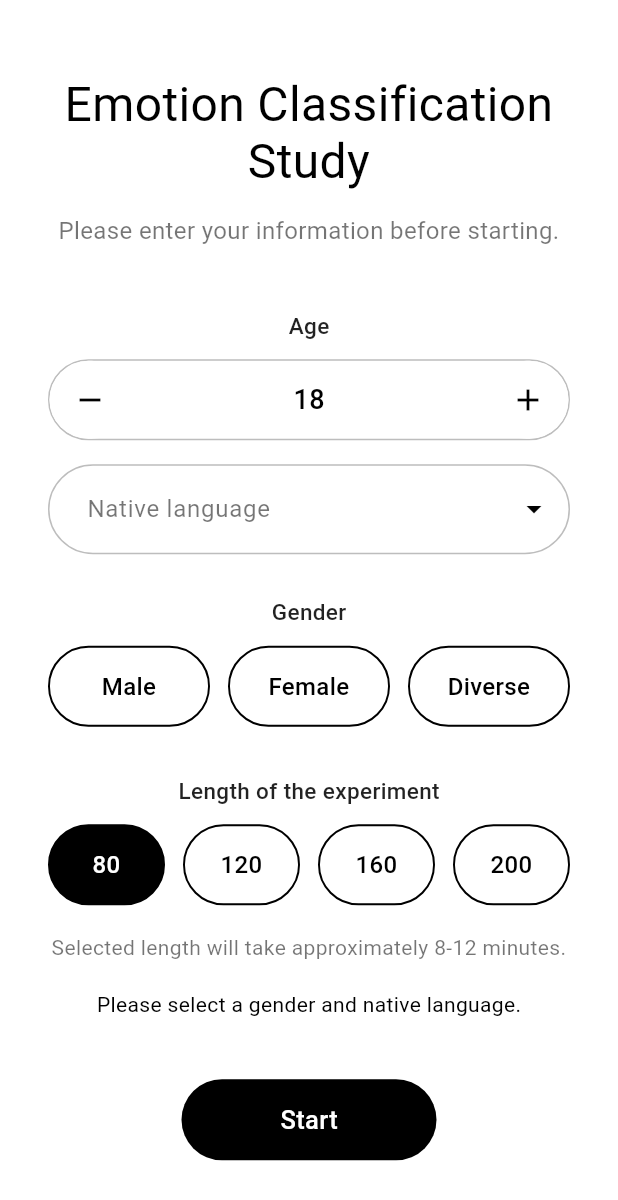
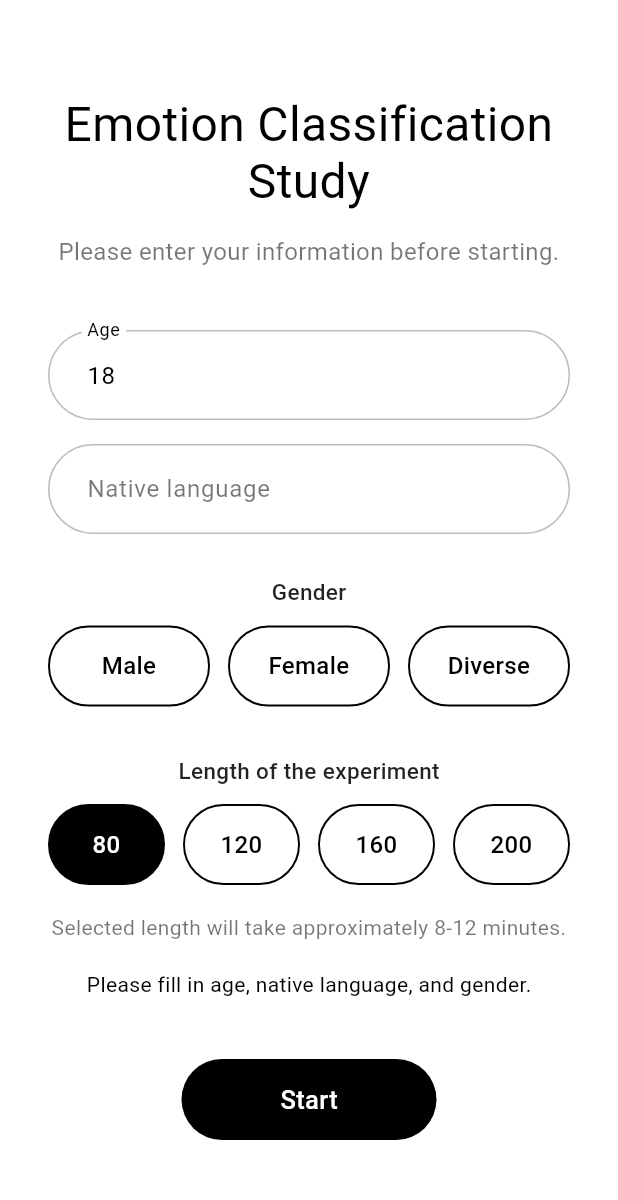
Before and after one commit to MrLaali/emotion_classification_study, a Flutter app: the screen it shows after launch, after a tap on "Start", on a phone screen of 412 x 824 dp. Shown: the top 1200 px of the screen. Run offline on Flutter 3.47's test engine with Material 3 defaults, Android fonts, the phone set to English and light mode, and no system bars; drawn by our look-alikes of dropdown_search; our stand-ins replace csv, supabase_flutter; accounts and stored records are empty; Roboto replaces fonts that are missing (Arial).

Commit message:
Fixed the contact form screen to properly handle form submission and validation.

```diff
--- a/lib/screens/contact_form_screen.dart
+++ b/lib/screens/contact_form_screen.dart
@@ -1,11 +1,9 @@
 import 'package:flutter/material.dart';
-import 'package:dropdown_search/dropdown_search.dart';
 import 'package:uuid/uuid.dart';
+import '../widgets/study_text_field.dart';
 import '../widgets/choice_pill.dart';
 import '../widgets/section_label.dart';
 import '../widgets/full_width_choice_row.dart';
-import '../widgets/age_button.dart';
-import '../data/languages.dart';
 import 'experiment_screen.dart';
 
 class ContactFormScreen extends StatefulWidget {
@@ -17,11 +15,13 @@ class ContactFormScreen extends StatefulWidget {
 
 class _ContactFormScreenState extends State<ContactFormScreen> {
   final uuid = const Uuid();
+
+  final ageController = TextEditingController(text: '18');
+  final languageController = TextEditingController();
+
   String? selectedGender;
   int selectedTrialCount = 80;
   bool showError = false;
-  int age = 18;
-  String? selectedLanguage;
 
   final List<String> genderOptions = ['Male', 'Female', 'Diverse'];
 
@@ -29,6 +29,8 @@ class _ContactFormScreenState extends State<ContactFormScreen> {
 
   @override
   void dispose() {
+    ageController.dispose();
+    languageController.dispose();
     super.dispose();
   }
 
@@ -48,7 +50,10 @@ class _ContactFormScreenState extends State<ContactFormScreen> {
   }
 
   void startStudy() {
-    if (selectedGender == null || selectedLanguage == null) {
+    final ageText = ageController.text.trim();
+    final languageText = languageController.text.trim();
+
+    if (ageText.isEmpty || languageText.isEmpty || selectedGender == null) {
       setState(() => showError = true);
       return;
     }
@@ -60,9 +65,9 @@ class _ContactFormScreenState extends State<ContactFormScreen> {
         builder: (_) => ExperimentScreen(
           participantInfo: {
             'participant_id': participantId,
-            'age': age.toString(),
+            'age': ageText,
             'gender': selectedGender!,
-            'mother_tongue': selectedLanguage!,
+            'mother_tongue': languageText,
             'trial_count': selectedTrialCount.toString(),
           },
         ),
@@ -106,99 +111,18 @@ class _ContactFormScreenState extends State<ContactFormScreen> {
                   ),
                   const SizedBox(height: 40),
 
-                  const SectionLabel('Age'),
-                  const SizedBox(height: 12),
-
-                  Container(
-                    height: 54,
-                    decoration: BoxDecoration(
-                      border: Border.all(color: Colors.black26),
-                      borderRadius: BorderRadius.circular(100),
-                    ),
-                    child: Row(
-                      children: [
-                        AgeButton(
-                          icon: Icons.remove,
-                          onTap: () {
-                            if (age > 18) {
-                              setState(() {
-                                age--;
-                              });
-                            }
-                          },
-                        ),
-
-                        Expanded(
-                          child: Center(
-                            child: Text(
-                              '$age',
-                              style: const TextStyle(
-                                fontSize: 18,
-                                fontWeight: FontWeight.w500,
-                              ),
-                            ),
-                          ),
-                        ),
-
-                        AgeButton(
-                          icon: Icons.add,
-                          onTap: () {
-                            setState(() {
-                              age++;
-                            });
-                          },
-                        ),
-                      ],
-                    ),
+                  StudyTextField(
+                    controller: ageController,
+                    label: 'Age',
+                    keyboardType: TextInputType.number,
                   ),
                   const SizedBox(height: 16),
-                  DropdownSearch<String>(
-                    selectedItem: selectedLanguage,
-                    items: (filter, loadProps) => languages,
-                    onSelected: (value) {
-                      setState(() {
-                        selectedLanguage = value;
-                      });
-                    },
-                    popupProps: PopupProps.menu(
-                      showSearchBox: true,
-                      searchFieldProps: TextFieldProps(
-                        cursorColor: Colors.black,
-                        decoration: InputDecoration(
-                          hintText: 'Search language...',
-                          focusedBorder: OutlineInputBorder(
-                            borderRadius: BorderRadius.circular(100),
-                            borderSide: const BorderSide(color: Colors.black),
-                          ),
-                          enabledBorder: OutlineInputBorder(
-                            borderRadius: BorderRadius.circular(100),
-                            borderSide: const BorderSide(color: Colors.black26),
-                          ),
-                        ),
-                      ),
-                    ),
-                    decoratorProps: DropDownDecoratorProps(
-                      decoration: InputDecoration(
-                        labelText: 'Native language',
-                        labelStyle: const TextStyle(color: Colors.black54),
-                        floatingLabelStyle: const TextStyle(
-                          color: Colors.black,
-                        ),
-                        enabledBorder: OutlineInputBorder(
-                          borderRadius: BorderRadius.circular(100),
-                          borderSide: const BorderSide(color: Colors.black26),
-                        ),
-                        focusedBorder: OutlineInputBorder(
-                          borderRadius: BorderRadius.circular(100),
-                          borderSide: const BorderSide(color: Colors.black),
-                        ),
-                        contentPadding: const EdgeInsets.symmetric(
-                          horizontal: 22,
-                          vertical: 18,
-                        ),
-                      ),
-                    ),
+
+                  StudyTextField(
+                    controller: languageController,
+                    label: 'Native language',
                   ),
+
                   const SizedBox(height: 28),
                   const SectionLabel('Gender'),
                   const SizedBox(height: 12),
@@ -247,7 +171,7 @@ class _ContactFormScreenState extends State<ContactFormScreen> {
                   if (showError) ...[
                     const SizedBox(height: 18),
                     const Text(
-                      'Please select a gender and native language.',
+                      'Please fill in age, native language, and gender.',
                       style: TextStyle(color: Colors.black, fontSize: 14),
                     ),
                   ],
```
